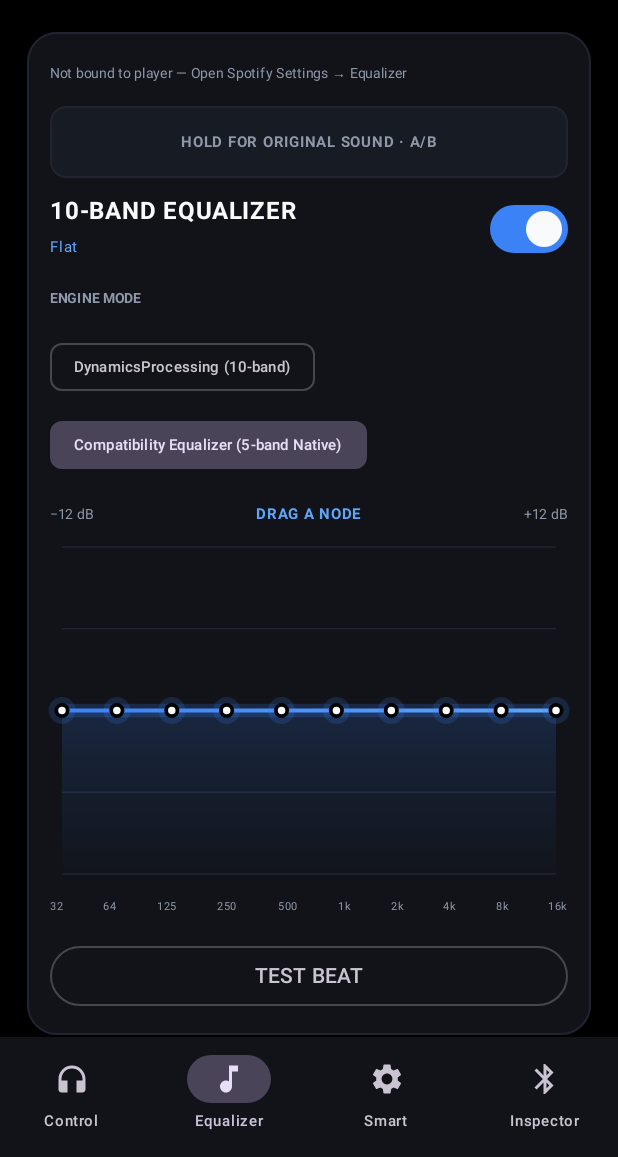
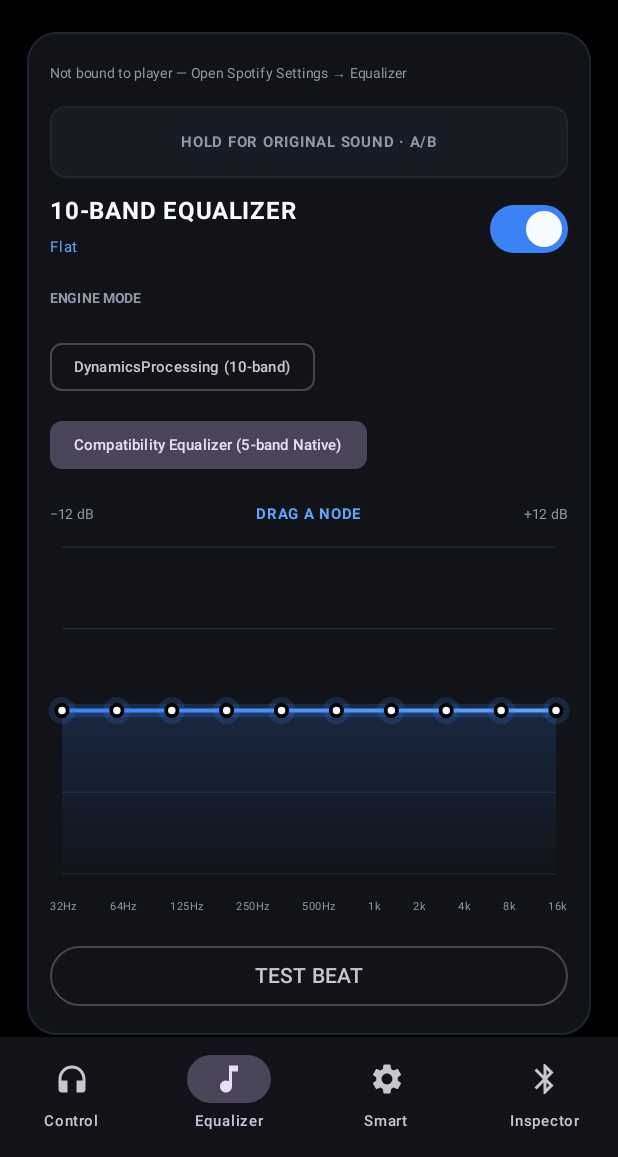
Before and after one commit to kensano-in/Broski, an Android app built with Jetpack Compose: the screen it shows after launch (MainActivity), item 2 of the bottom bar chosen, on a phone screen of 412 x 824 dp, the part 79-1236 px from its top. Run offline under Robolectric (Android 15) with nearby library versions, the phone set to English and light mode, and no system bars.

Commit message:
Sync compatibility EQ graph to native band centres

```diff
--- a/app/src/main/java/com/verlyn/audio/MainActivity.kt
+++ b/app/src/main/java/com/verlyn/audio/MainActivity.kt
@@ -720,6 +720,7 @@ class MainActivity : ComponentActivity() {
                     companionConfigured = companionConfigured,
                     batteryUnrestricted = batteryUnrestricted,
                     assistantSelected = assistantSelected,
+                    nativeBandCentersHz = audioEngine.nativeBandCenterFrequenciesHz(),
                     audioBypassed = audioBypassed,
                     bassPunch = bassPunch,
                     vocalPresence = vocalPresence,
--- a/app/src/main/java/com/verlyn/audio/VerlynAudioEngine.kt
+++ b/app/src/main/java/com/verlyn/audio/VerlynAudioEngine.kt
@@ -64,6 +64,14 @@ class VerlynAudioEngine(
     }
 
     fun currentEngineMode(): String = preferredEngine
+
+    @Synchronized
+    fun nativeBandCenterFrequenciesHz(): List<Int> {
+        val equalizer = equalizers.values.firstOrNull() ?: return emptyList()
+        return (0 until equalizer.numberOfBands.toInt()).map { band ->
+            (equalizer.getCenterFreq(band.toShort()).toInt() / 1000).coerceAtLeast(1)
+        }
+    }
 
     @Synchronized
     fun attachSession(
--- a/app/src/main/java/com/verlyn/audio/VerlynPremiumUi.kt
+++ b/app/src/main/java/com/verlyn/audio/VerlynPremiumUi.kt
@@ -212,6 +212,7 @@ private fun ControlTab(s: VerlynProUiState, a: VerlynProUiActions) {
 @Composable
 private fun EqualizerTab(s: VerlynProUiState, a: VerlynProUiActions) {
     var active by remember { mutableIntStateOf(-1) }
+    var activeGain by remember { mutableFloatStateOf(0f) }
     var draft by remember(s.gains) { mutableStateOf(s.gains) }
     var showSave by remember { mutableStateOf(false) }
     var presetName by remember { mutableStateOf("My JBL Profile") }
@@ -247,7 +248,7 @@ private fun EqualizerTab(s: VerlynProUiState, a: VerlynProUiActions) {
             }
             Row(verticalAlignment = Alignment.CenterVertically) {
                 Column(Modifier.weight(1f)) {
-                    Text("10-BAND EQUALIZER", fontWeight = FontWeight.Bold)
+                    Text(if (s.engineMode == "native" && s.nativeBandCentersHz.isNotEmpty()) "${s.nativeBandCentersHz.size}-BAND NATIVE EQUALIZER" else "10-BAND EQUALIZER", fontWeight = FontWeight.Bold)
                     Text(s.selectedPreset, color = VBlueLight, fontSize = 10.sp)
                 }
                 Switch(s.eqEnabled, a.onEqEnabledChange)
@@ -265,17 +266,26 @@ private fun EqualizerTab(s: VerlynProUiState, a: VerlynProUiActions) {
             }
             Row(Modifier.fillMaxWidth(), horizontalArrangement = Arrangement.SpaceBetween) {
                 Text("−12 dB", color = VMuted, fontSize = 9.sp)
-                Text(if (active >= 0) String.format(Locale.US, "%+.1f dB", draft.getOrElse(active) { 0f }) else "DRAG A NODE", color = VBlueLight, fontSize = 10.sp, fontWeight = FontWeight.Bold)
+                Text(if (active >= 0) String.format(Locale.US, "%+.1f dB", activeGain) else "DRAG A NODE", color = VBlueLight, fontSize = 10.sp, fontWeight = FontWeight.Bold)
                 Text("+12 dB", color = VMuted, fontSize = 9.sp)
             }
-            EqSpline(draft) { index, value ->
-                if (active != index) haptic.performHapticFeedback(HapticFeedbackType.TextHandleMove)
-                active = index
-                draft = draft.toMutableList().also { it[index] = value }
-                a.onGainChange(index, value)
+            val graphCenters = if (s.engineMode == "native" && s.nativeBandCentersHz.size >= 3) s.nativeBandCentersHz else listOf(32, 64, 125, 250, 500, 1000, 2000, 4000, 8000, 16000)
+            val graphValues = remember(draft, graphCenters) {
+                graphCenters.map { frequency -> gainAtFrequency(frequency.toFloat(), draft) }
+            }
+            EqSpline(graphValues) { nodeIndex, value ->
+                val frequency = graphCenters.getOrElse(nodeIndex) { 1000 }
+                val gainIndex = VerlynAudioEngine.BAND_FREQUENCIES.indices.minByOrNull { index ->
+                    kotlin.math.abs(kotlin.math.ln(VerlynAudioEngine.BAND_FREQUENCIES[index].toDouble()) - kotlin.math.ln(frequency.toDouble()))
+                } ?: nodeIndex.coerceIn(0, 9)
+                if (active != nodeIndex) haptic.performHapticFeedback(HapticFeedbackType.TextHandleMove)
+                active = nodeIndex
+                activeGain = value
+                draft = draft.toMutableList().also { it[gainIndex] = value }
+                a.onGainChange(gainIndex, value)
             }
             Row(Modifier.fillMaxWidth(), horizontalArrangement = Arrangement.SpaceBetween) {
-                listOf("32", "64", "125", "250", "500", "1k", "2k", "4k", "8k", "16k").forEach { Text(it, color = VMuted, fontSize = 7.sp) }
+                graphCenters.forEach { frequency -> Text(formatEqFrequency(frequency), color = VMuted, fontSize = 7.sp, maxLines = 1) }
             }
             OutlinedButton(onClick = a.onTestEq, modifier = Modifier.fillMaxWidth()) {
                 Text(if (s.testAudioStatus.contains("playing", true)) "STOP TEST BEAT" else "TEST BEAT")
@@ -341,6 +351,24 @@ private fun EqualizerTab(s: VerlynProUiState, a: VerlynProUiActions) {
     }
 }
 
+private fun gainAtFrequency(frequencyHz: Float, gains: List<Float>): Float {
+    val anchors = VerlynAudioEngine.BAND_FREQUENCIES
+    val frequency = frequencyHz.coerceAtLeast(1f)
+    if (frequency <= anchors.first()) return gains.firstOrNull() ?: 0f
+    if (frequency >= anchors.last()) return gains.lastOrNull() ?: 0f
+    val upper = anchors.indexOfFirst { it >= frequency }.coerceIn(1, anchors.lastIndex)
+    val lower = upper - 1
+    val ratio = ((kotlin.math.ln(frequency.toDouble()) - kotlin.math.ln(anchors[lower].toDouble())) /
+        (kotlin.math.ln(anchors[upper].toDouble()) - kotlin.math.ln(anchors[lower].toDouble()))).toFloat()
+    return gains.getOrElse(lower) { 0f } + (gains.getOrElse(upper) { 0f } - gains.getOrElse(lower) { 0f }) * ratio
+}
+
+private fun formatEqFrequency(frequencyHz: Int): String =
+    if (frequencyHz >= 1000) {
+        val value = frequencyHz / 1000f
+        if (frequencyHz % 1000 == 0) "${value.toInt()}k" else String.format(Locale.US, "%.1fk", value)
+    } else "${frequencyHz}Hz"
+
 @Composable
 private fun EqSpline(gains: List<Float>, onChange: (Int, Float) -> Unit) {
     val current by rememberUpdatedState(gains)
@@ -348,17 +376,20 @@ private fun EqSpline(gains: List<Float>, onChange: (Int, Float) -> Unit) {
     Canvas(Modifier.fillMaxWidth().height(218.dp).padding(horizontal = 8.dp).pointerInput(Unit) {
         detectDragGestures(
             onDragStart = { p ->
-                val i = ((p.x / size.width) * 9f).roundToInt().coerceIn(0, 9)
+                val lastIndex = (current.size - 1).coerceAtLeast(1)
+                val i = ((p.x / size.width) * lastIndex).roundToInt().coerceIn(0, lastIndex)
                 callback(i, (12f - p.y / size.height * 24f).coerceIn(-12f, 12f))
             },
             onDrag = { change, _ ->
                 change.consume()
-                val i = ((change.position.x / size.width) * 9f).roundToInt().coerceIn(0, 9)
+                val lastIndex = (current.size - 1).coerceAtLeast(1)
+                val i = ((change.position.x / size.width) * lastIndex).roundToInt().coerceIn(0, lastIndex)
                 callback(i, (12f - change.position.y / size.height * 24f).coerceIn(-12f, 12f))
             }
         )
     }) {
-        val points = List(10) { i -> Offset(size.width * i / 9f, size.height * (12f - current.getOrElse(i) { 0f }.coerceIn(-12f, 12f)) / 24f) }
+        val pointCount = current.size.coerceAtLeast(2)
+        val points = List(pointCount) { i -> Offset(size.width * i / (pointCount - 1f), size.height * (12f - current.getOrElse(i) { 0f }.coerceIn(-12f, 12f)) / 24f) }
         for (i in 0..4) {
             val y = size.height * i / 4f
             drawLine(VBorder, Offset(0f, y), Offset(size.width, y), 1.dp.toPx())
--- a/app/src/main/java/com/verlyn/audio/VerlynProUi.kt
+++ b/app/src/main/java/com/verlyn/audio/VerlynProUi.kt
@@ -98,6 +98,7 @@ data class VerlynProUiState(
     val companionConfigured: Boolean = false,
     val batteryUnrestricted: Boolean = false,
     val assistantSelected: Boolean = false,
+    val nativeBandCentersHz: List<Int> = emptyList(),
     val audioBypassed: Boolean = false,
     val bassPunch: Float = 0f,
     val vocalPresence: Float = 0f,
```
